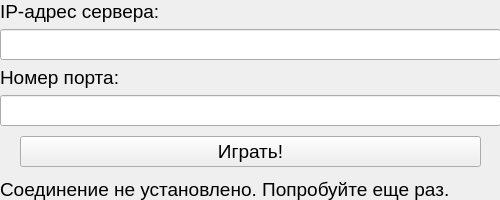
First picture: the form in clientwindow.ui, repository Darndaru/Bulls_and_cows, before the edit.
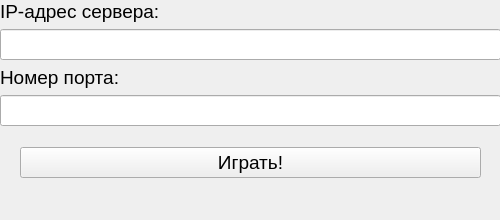
Second picture: the form after the edit.

Patch:
```diff
--- a/clientwindow.ui
+++ b/clientwindow.ui
@@ -7,7 +7,7 @@
     <x>0</x>
     <y>0</y>
     <width>500</width>
-    <height>200</height>
+    <height>220</height>
    </rect>
   </property>
   <property name="font">
@@ -24,7 +24,7 @@
      <x>0</x>
      <y>0</y>
      <width>501</width>
-     <height>201</height>
+     <height>221</height>
     </rect>
    </property>
    <layout class="QVBoxLayout" name="verticalLayout">
@@ -88,7 +88,7 @@
     <item>
      <widget class="QLabel" name="label_result">
       <property name="text">
-       <string>Соединение не установлено. Попробуйте еще раз.</string>
+       <string/>
       </property>
      </widget>
     </item>
```
